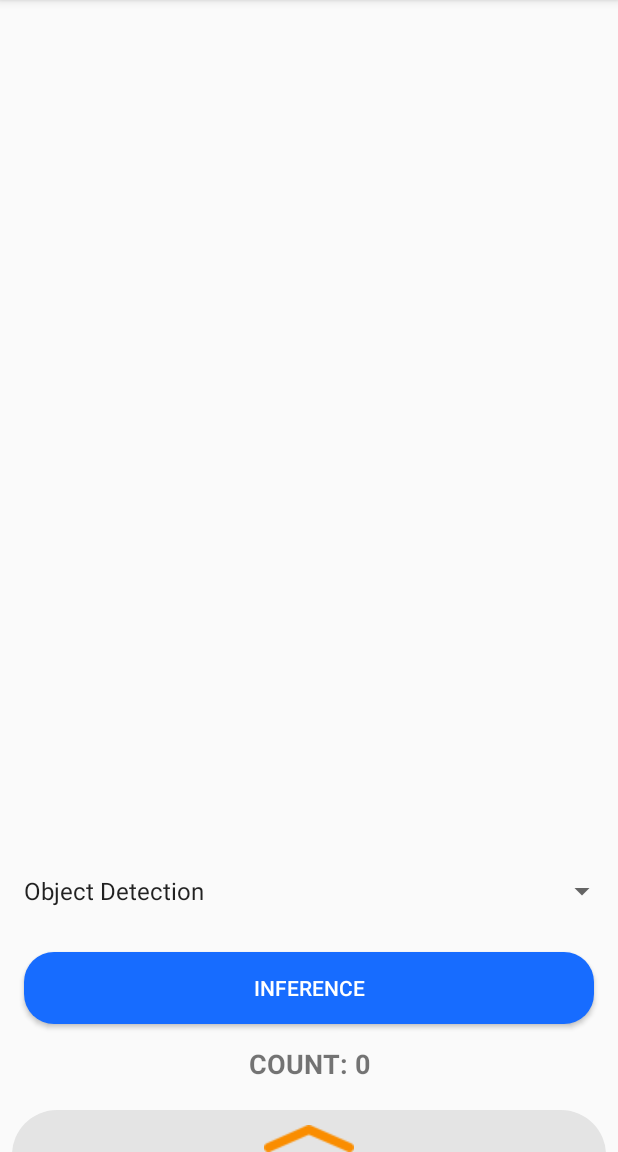
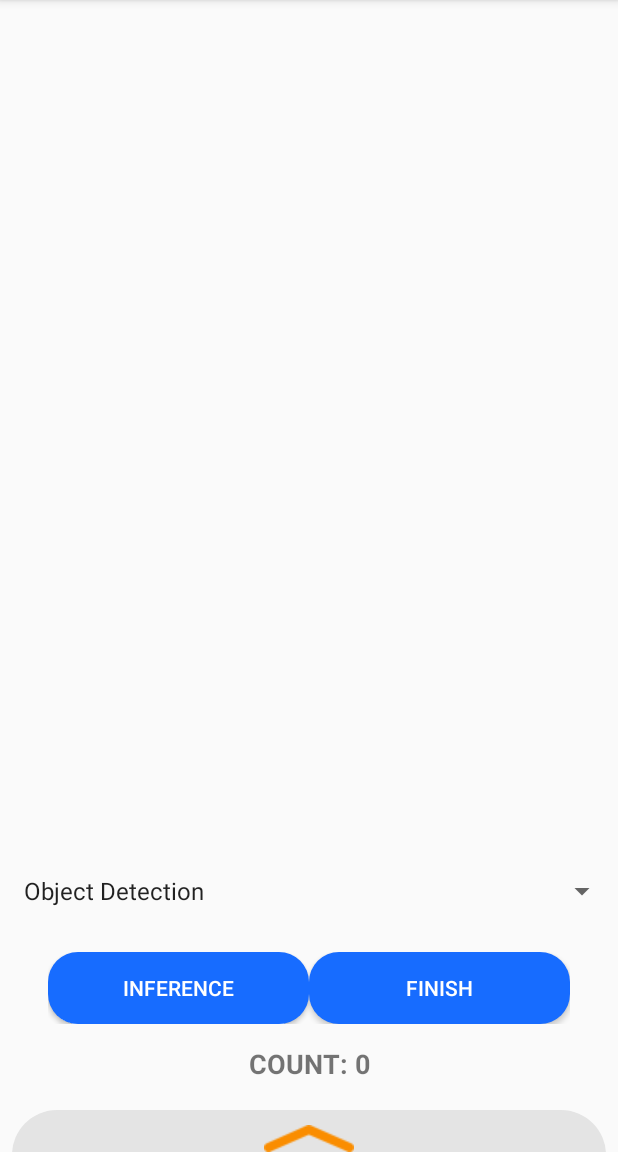
Before and after one commit to ALBHL/Crowdsensing-Collector, an Android app: the InferencerActivity screen opened directly, with no data from a screen before it, on a phone screen of 412 x 824 dp, the part 84-1236 px from its top. Run offline under Robolectric (Android 15) with nearby library versions, the phone set to English and light mode, and no system bars; our stand-ins replace Firebase (no records; nobody signed in at launch, a user with empty details on screens opened directly); libraries missing offline, so code that uses them is left out: com.xwray.groupie, org.tensorflow.lite.

```diff
--- a/app/src/main/java/com/example/collector/CollectorActivity.kt
+++ b/app/src/main/java/com/example/collector/CollectorActivity.kt
@@ -18,6 +18,9 @@ class CollectorActivity : AppCompatActivity() {
         super.onCreate(savedInstanceState)
         setContentView(R.layout.activity_collector)
 
+        val images = intent.getStringExtra(InboxActivity.USER_KEY)
+        val cur_id = intent.getStringExtra(InboxActivity.ROW_ID)
+        val cur_name = intent.getStringExtra(InboxActivity.ROW_NAME)
         val context = this
         val db = DataBaseHandler(context)
 
@@ -38,7 +41,10 @@ class CollectorActivity : AppCompatActivity() {
             var user = User("picture", 1, "https://9to5mac.com/wp-content/uploads/sites/6/2019/03/mac.jpg?quality=82&strip=all")
             db.insertDataImg(user, img)
 
-            val intent = Intent(this, OutboxActivity::class.java)
+            val intent = Intent(this, InferencerActivity::class.java)
+            intent.putExtra(InboxActivity.USER_KEY, images)
+            intent.putExtra(InboxActivity.ROW_ID, cur_id)
+            intent.putExtra(InboxActivity.ROW_NAME, cur_name)
             startActivity(intent)
         }
     }
--- a/app/src/main/java/com/example/collector/InboxActivity.kt
+++ b/app/src/main/java/com/example/collector/InboxActivity.kt
@@ -64,7 +64,7 @@ class InboxActivity : AppCompatActivity() {
         }
         adapter.setOnItemClickListener { item, view ->
             val userItem = item as UserItem
-            val intent = Intent(view.context, ValidateImageActivity::class.java)
+            val intent = Intent(this, CollectorActivity::class.java)
             intent.putExtra(USER_KEY, userItem.user.imageurl)
             intent.putExtra(ROW_ID, userItem.user.id.toString())
             intent.putExtra(ROW_NAME, userItem.user.name)
--- a/app/src/main/java/com/example/collector/InferencerActivity.kt
+++ b/app/src/main/java/com/example/collector/InferencerActivity.kt
@@ -1,5 +1,6 @@
 package com.example.collector
 
+import android.content.Intent
 import android.graphics.Bitmap
 import android.graphics.Rect
 import android.os.Bundle
@@ -47,7 +48,9 @@ class InferencerActivity: AppCompatActivity() {
         val models = arrayOf("Object Detection", "Face Detection", "Pose Detection", "Image Labeling", "Text Recognition", "customSeg")
         chooseMdl.adapter = ArrayAdapter<String>(this, android.R.layout.simple_list_item_1, models)
 
-
+        val images = intent.getStringExtra(InboxActivity.USER_KEY)
+        val cur_id = intent.getStringExtra(InboxActivity.ROW_ID)
+        val cur_name = intent.getStringExtra(InboxActivity.ROW_NAME)
         val context = this
         val db = DataBaseHandler(context)
         val bmp = db.readDataImg()
@@ -104,6 +107,14 @@ class InferencerActivity: AppCompatActivity() {
                     }
                 }
             }
+        }
+
+        button_done.setOnClickListener {
+            val intent = Intent(this, ValidateImageActivity::class.java)
+            intent.putExtra(InboxActivity.USER_KEY, images)
+            intent.putExtra(InboxActivity.ROW_ID, cur_id)
+            intent.putExtra(InboxActivity.ROW_NAME, cur_name)
+            startActivity(intent)
         }
     }
 
--- a/app/src/main/res/layout/activity_inferencer.xml
+++ b/app/src/main/res/layout/activity_inferencer.xml
@@ -38,7 +38,7 @@
                     android:layout_width="wrap_content"
                     android:layout_height="wrap_content"
                     android:adjustViewBounds="true"
-                    app:layout_constraintBottom_toTopOf="@+id/button_inf"
+                    app:layout_constraintBottom_toTopOf="@+id/hori_linear"
                     app:layout_constraintEnd_toEndOf="parent"
                     app:layout_constraintStart_toStartOf="parent"
                     app:layout_constraintTop_toTopOf="parent" />
@@ -61,21 +61,49 @@
                     app:layout_constraintEnd_toEndOf="parent"
                     app:layout_constraintStart_toStartOf="parent" />
 
-                <Button
-                    android:id="@+id/button_inf"
-                    android:layout_width="0dp"
+                <LinearLayout xmlns:android="http://schemas.android.com/apk/res/android"
+                    android:id="@+id/hori_linear"
+                    android:layout_width="match_parent"
                     android:layout_height="wrap_content"
+                    android:layout_weight="0"
+                    android:paddingLeft="16dp"
+                    android:paddingRight="16dp"
+                    android:orientation="horizontal"
                     android:layout_marginStart="16dp"
                     android:layout_marginLeft="16dp"
                     android:layout_marginEnd="16dp"
                     android:layout_marginRight="16dp"
                     android:layout_marginBottom="85dp"
-                    android:background="@drawable/rounded_blue_button"
-                    android:text="Inference"
-                    android:textColor="#FFFFFF"
                     app:layout_constraintBottom_toBottomOf="parent"
                     app:layout_constraintEnd_toEndOf="parent"
-                    app:layout_constraintStart_toStartOf="parent" />
+                    app:layout_constraintStart_toStartOf="parent">
+
+                    <Button
+                        android:id="@+id/button_inf"
+                        android:layout_width="150dp"
+                        android:layout_weight="1"
+                        android:layout_height="wrap_content"
+                        android:background="@drawable/rounded_blue_button"
+                        android:text="Inference"
+                        android:textColor="#FFFFFF"
+                        app:layout_constraintBottom_toBottomOf="parent"
+                        app:layout_constraintEnd_toEndOf="parent"
+                        app:layout_constraintStart_toStartOf="parent" />
+
+                    <Button
+                        android:id="@+id/button_done"
+                        android:layout_width="150dp"
+                        android:layout_weight="1"
+                        android:layout_height="wrap_content"
+                        android:background="@drawable/rounded_blue_button"
+                        android:text="Finish"
+                        android:textColor="#FFFFFF"
+                        app:layout_constraintBottom_toBottomOf="parent"
+                        app:layout_constraintEnd_toEndOf="parent"
+                        app:layout_constraintStart_toStartOf="parent" />
+
+                </LinearLayout>
+
 
                 <TextView
                     android:id="@+id/textView_count"
@@ -87,9 +115,9 @@
                     android:textSize="18sp"
                     android:textStyle="bold"
                     app:layout_constraintBottom_toBottomOf="parent"
-                    app:layout_constraintEnd_toEndOf="@+id/button_inf"
-                    app:layout_constraintStart_toStartOf="@+id/button_inf"
-                    app:layout_constraintTop_toBottomOf="@id/button_inf" />
+                    app:layout_constraintEnd_toEndOf="@+id/hori_linear"
+                    app:layout_constraintStart_toStartOf="@+id/hori_linear"
+                    app:layout_constraintTop_toBottomOf="@id/hori_linear" />
 
 <!--            </ScrollView>-->
         </androidx.constraintlayout.widget.ConstraintLayout>
```
